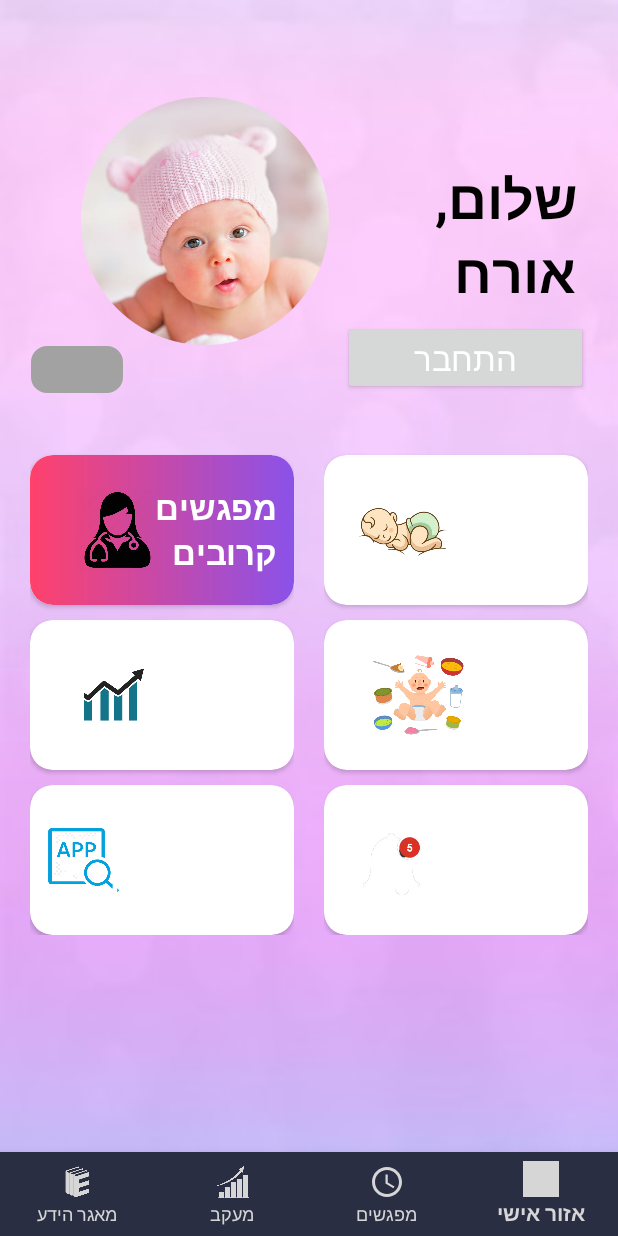
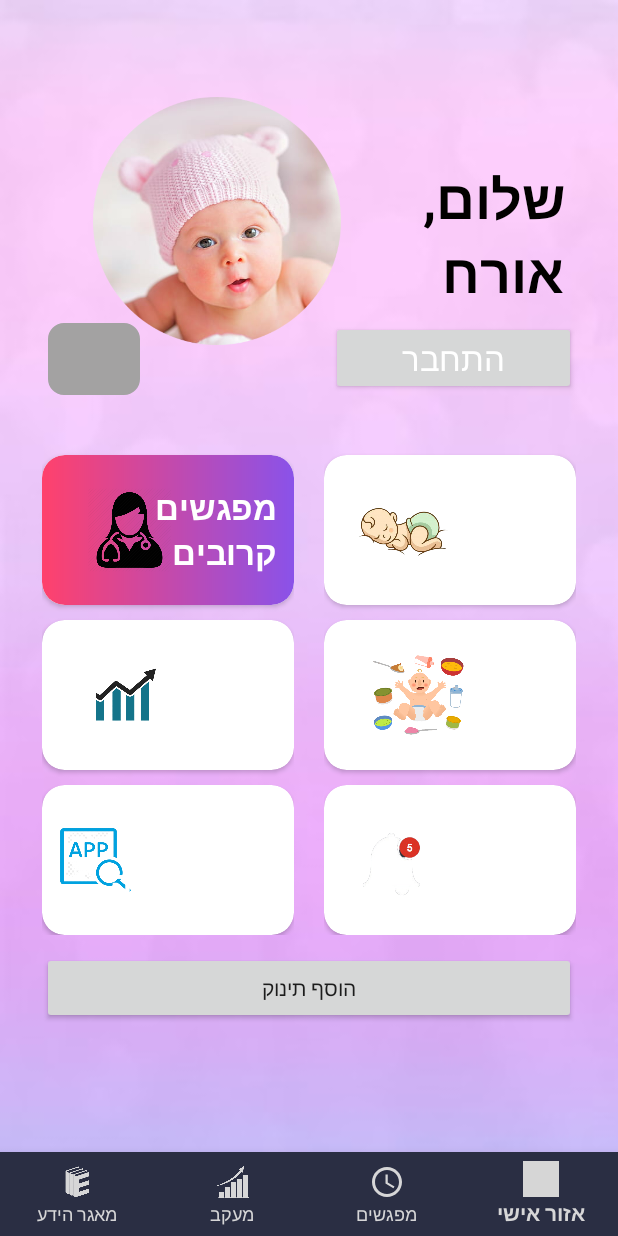
Before and after one commit to Maleo-sys/MaleoProj, an Android app: the screen it shows after launch (MainActivity), on a phone screen of 412 x 824 dp. Run offline under Robolectric (Android 15) with nearby library versions, the phone set to English and light mode, and no system bars; our stand-ins replace Firebase (no records; nobody signed in at launch, a user with empty details on screens opened directly); libraries missing offline, so code that uses them is left out: com.sanojpunchihewa.glowbutton, com.shashank.sony; plain views replace GlowButton, GradientRelativeLayout; 2 statements that could not run were skipped; grey boxes are pictures that could not be loaded.

Commit message:
added external add baby dialog button, spinner for displaying babies is not working properly

```diff
--- a/app/src/main/java/com/appsnipp/maleo_proj/MainActivity.java
+++ b/app/src/main/java/com/appsnipp/maleo_proj/MainActivity.java
@@ -36,6 +36,7 @@ import android.widget.DatePicker;
 import android.widget.EditText;
 import android.widget.RadioButton;
 import android.widget.RadioGroup;
+import android.widget.Spinner;
 import android.widget.TextView;
 import android.widget.Toast;
 
@@ -43,7 +44,8 @@ public class MainActivity extends AppCompatActivity {
     private GoogleSignInClient mGoogleSignInClient;
     private FirebaseAuth mAuth;
     public TextView hello_name;
-    private GlowButton sign_button, choose_baby;
+    private GlowButton sign_button;
+    private Spinner choose_baby;
     private DatabaseReference databaseUsers;
     private Button add_child_dialog;
 
@@ -56,7 +58,7 @@ public class MainActivity extends AppCompatActivity {
         choose_baby = findViewById(R.id.choose_child);
         hello_name = findViewById(R.id.hello_name);
         hello_name.setText("שלום, \n");
-        add_child_dialog = findViewById(R.id.display_dialog);
+        add_child_dialog = findViewById(R.id.display_addbaby_dialog);
         add_child_dialog.setOnClickListener(new View.OnClickListener() {
             @Override
             public void onClick(View view) {
@@ -199,12 +201,12 @@ public class MainActivity extends AppCompatActivity {
         if (mAuth.getCurrentUser() != null) {
 
             sign_button.setText("התנתק");
-            choose_baby.setVisibility(View.VISIBLE);
+//            choose_baby.setVisibility(View.VISIBLE);
 
 
         } else {
             sign_button.setText("התחבר");
-            choose_baby.setVisibility(View.GONE);
+//            choose_baby.setVisibility(View.GONE);
 
         }
     }
--- a/app/src/main/res/layout/content_main.xml
+++ b/app/src/main/res/layout/content_main.xml
@@ -10,8 +10,11 @@
     tools:showIn="@layout/app_bar_main">
 
     <androidx.core.widget.NestedScrollView
-        android:layout_width="match_parent"
-        android:layout_height="match_parent">
+        android:layout_width="356dp"
+        android:layout_height="773dp"
+        app:layout_constraintEnd_toEndOf="parent"
+        app:layout_constraintStart_toStartOf="parent"
+        app:layout_constraintTop_toTopOf="parent">
 
         <LinearLayout
             android:layout_width="match_parent"
@@ -72,18 +75,15 @@
                 <Spinner
                     android:id="@+id/choose_child"
                     android:layout_width="61dp"
-                    android:layout_height="31dp"
+                    android:layout_height="48dp"
+                    android:layout_marginStart="4dp"
                     android:background="@drawable/input_rounded_corners"
                     android:backgroundTint="#A3A2A2"
                     android:textColor="#000000"
                     android:textSize="14sp"
                     android:visibility="visible"
                     app:layout_constraintBottom_toBottomOf="parent"
-                    app:layout_constraintEnd_toEndOf="parent"
-                    app:layout_constraintHorizontal_bias="0.003"
-                    app:layout_constraintStart_toStartOf="parent"
-                    app:layout_constraintTop_toTopOf="parent"
-                    app:layout_constraintVertical_bias="0.992" />
+                    app:layout_constraintStart_toStartOf="parent" />
 
             </androidx.constraintlayout.widget.ConstraintLayout>
 
@@ -350,6 +350,12 @@
                 </LinearLayout>
             </LinearLayout>
 
+            <Button
+                android:id="@+id/display_addbaby_dialog"
+                android:layout_width="match_parent"
+                android:layout_height="wrap_content"
+                android:text="הוסף תינוק" />
+
 
         </LinearLayout>
     </androidx.core.widget.NestedScrollView>
```
